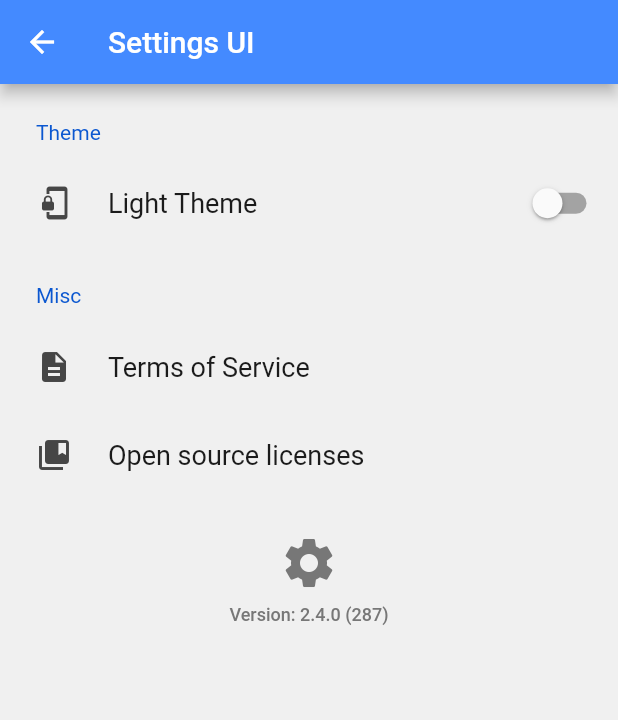
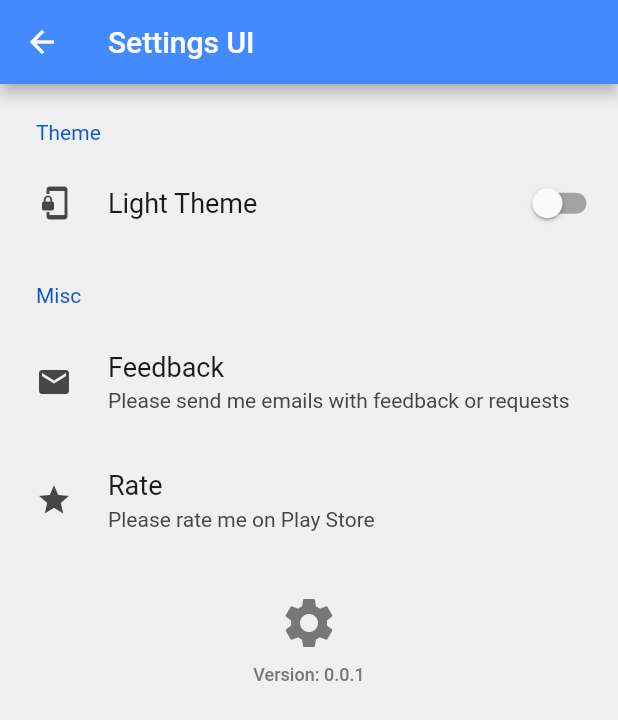
Before and after one commit to igrik12/phone_monitor, a Flutter app: the screen it shows after launch, after a tap on the "settings" icon, on a phone screen of 412 x 824 dp. Shown: the top 720 px of the screen. Run offline on Flutter 3.47's test engine with Material 2 defaults, Android fonts, the phone set to English and light mode, and no system bars; drawn by our look-alikes of settings_ui; our stand-ins replace curved_navigation_bar, device_info, flutter_svg, font_awesome_flutter, get, get_storage and 1 more; missing offline and left inert: admob_flutter, cpu_reader, device_apps, disk_space, launch_review, mp_chart and 1 more; statements that could not run were skipped.

Commit message:
clean up

```diff
--- a/lib/screens/settings.dart
+++ b/lib/screens/settings.dart
@@ -1,6 +1,9 @@
 import 'package:flutter/material.dart';
 import 'package:get/get.dart';
+import 'package:launch_review/launch_review.dart';
+import 'package:package_info/package_info.dart';
 import 'package:phone_monitor/controllers/themeController.dart';
+import 'package:phone_monitor/widgets/custom_card.dart';
 import 'package:settings_ui/settings_ui.dart';
 
 class SettingsScreen extends StatefulWidget {
@@ -40,10 +43,16 @@ class _SettingsScreenState extends State<SettingsScreen> {
             title: 'Misc',
             tiles: [
               SettingsTile(
-                  title: 'Terms of Service', leading: Icon(Icons.description)),
+                  title: 'Feedback',
+                  onTap: (() => {}),
+                  subtitle: "Please send me emails with feedback or requests",
+                  leading: Icon(Icons.email)),
               SettingsTile(
-                  title: 'Open source licenses',
-                  leading: Icon(Icons.collections_bookmark)),
+                  title: 'Rate',
+                  leading: Icon(Icons.star),
+                  onTap: () => LaunchReview.launch(
+                      androidAppId: "com.twarkapps.phone_monitor"),
+                  subtitle: "Please rate me on Play Store"),
             ],
           ),
           CustomSection(
@@ -56,10 +65,20 @@ class _SettingsScreenState extends State<SettingsScreen> {
                       color: Color(0xFF777777),
                       size: 40,
                     )),
-                Text(
-                  'Version: 2.4.0 (287)',
-                  style: TextStyle(color: Color(0xFF777777)),
-                ),
+                FutureBuilder<PackageInfo>(
+                    future: PackageInfo.fromPlatform(),
+                    builder: (context, snapshot) {
+                      if (snapshot.hasData) {
+                        return Text(
+                          'Version: ${snapshot.data.version}',
+                          style: TextStyle(color: Color(0xFF777777)),
+                        );
+                      }
+                      return Text(
+                        'Version: N/A',
+                        style: TextStyle(color: Color(0xFF777777)),
+                      );
+                    }),
               ],
             ),
           ),
--- a/lib/tabs/dashboard/dashboard.dart
+++ b/lib/tabs/dashboard/dashboard.dart
@@ -3,9 +3,11 @@ import 'package:get/get.dart';
 import 'package:phone_monitor/controllers/cpu_controller.dart';
 import 'package:phone_monitor/controllers/dashboard_controller.dart';
 import 'package:phone_monitor/tabs/dashboard/battery_card.dart';
+import 'package:phone_monitor/utils/ad_manager.dart';
 import 'package:phone_monitor/widgets/custom_card.dart';
 import 'package:phone_monitor/widgets/progressWithPercentage.dart';
 import 'package:phone_monitor/widgets/usageProgressDisplay.dart';
+import 'package:admob_flutter/admob_flutter.dart';
 
 import 'display_card.dart';
 import 'storage_card.dart';
@@ -111,7 +113,17 @@ class Dashboard extends GetView<DashboardController> {
             ),
             StorageCard(),
             BatteryCard(),
-            DisplayCard()
+            DisplayCard(),
+            CustomCard(
+              child: AdmobBanner(
+                adUnitId: AdManager.bannerAdUnitId,
+                adSize: AdmobBannerSize.FULL_BANNER,
+                listener: (AdmobAdEvent event, Map<String, dynamic> args) {
+                  print(args);
+                  print("Event $event");
+                },
+              ),
+            ),
           ],
         ),
       ),
```
Also changed, not shown: pubspec.yaml (+9 -17 lines), 4 other files.
